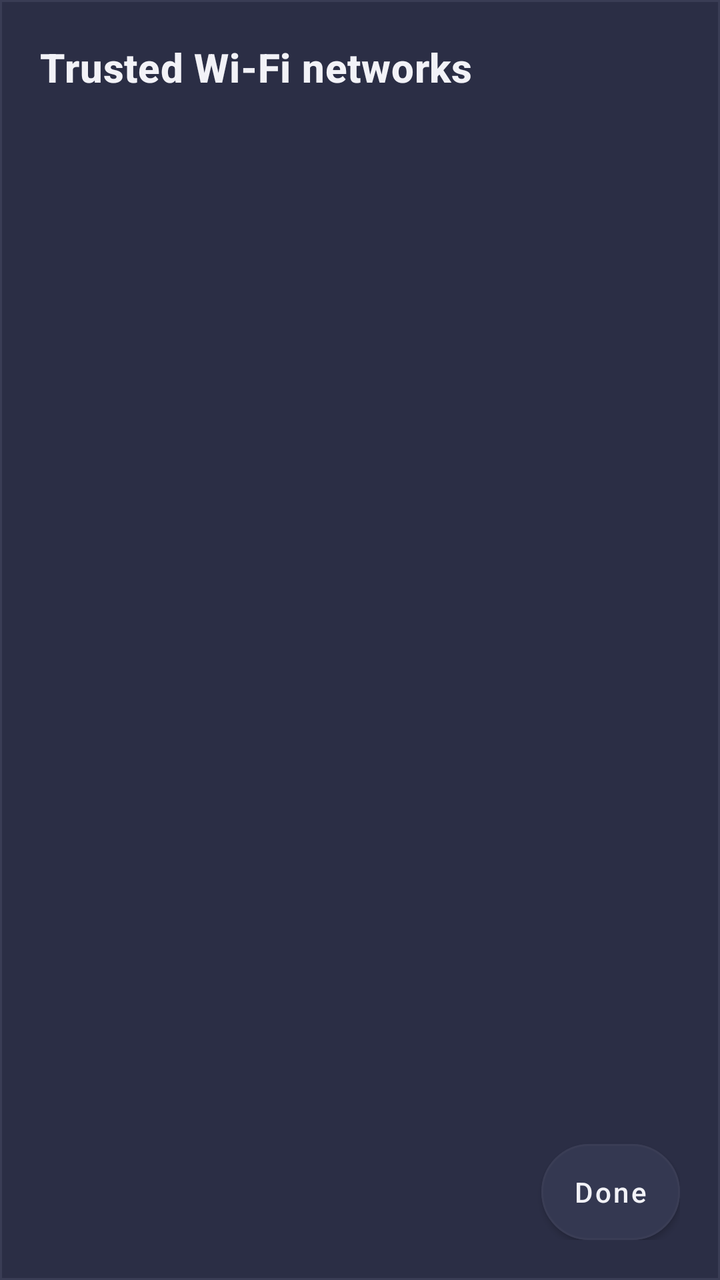
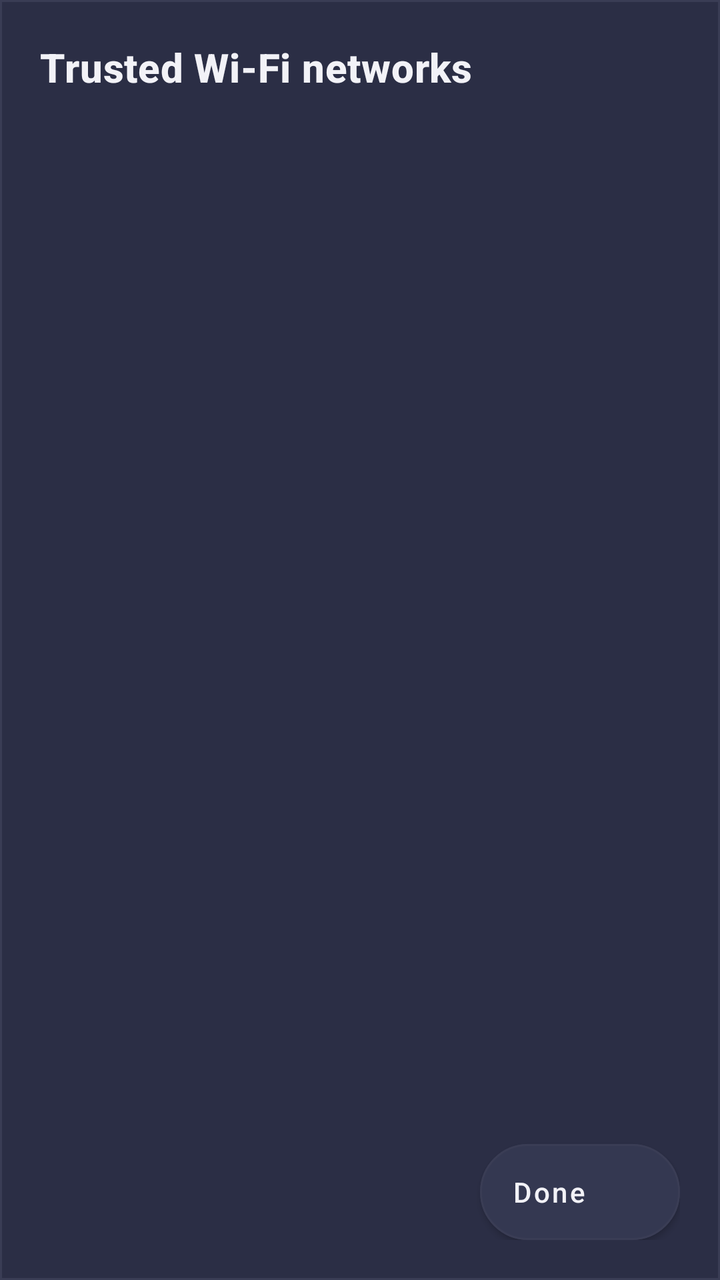

Compare the two renders of this Android layout. The source of the first and the diff that turns it into the second are given below.
<!-- AndroidManifest.xml: application theme Theme.WakeOnLan -->
<!-- res/layout/dialog_trusted_wifi.xml -->
<?xml version="1.0" encoding="utf-8"?>
<androidx.constraintlayout.widget.ConstraintLayout xmlns:android="http://schemas.android.com/apk/res/android"
    xmlns:app="http://schemas.android.com/apk/res-auto"
    android:layout_width="match_parent"
    android:layout_height="wrap_content"
    android:background="@drawable/bg_wifi_dialog"
    android:padding="20dp">

    <TextView
        android:id="@+id/trusted_wifi_title"
        android:layout_width="wrap_content"
        android:layout_height="wrap_content"
        android:text="@string/pref_trusted_ssids_title"
        android:textAppearance="?attr/textAppearanceHeadline6"
        android:textColor="@color/primaryTextColor"
        android:textStyle="bold"
        app:layout_constraintStart_toStartOf="parent"
        app:layout_constraintTop_toTopOf="parent" />

    <androidx.recyclerview.widget.RecyclerView
        android:id="@+id/trusted_wifi_list"
        android:layout_width="match_parent"
        android:layout_height="0dp"
        android:layout_marginTop="16dp"
        android:layout_marginBottom="16dp"
        android:clipToPadding="false"
        app:layout_constrainedHeight="true"
        app:layout_constraintBottom_toTopOf="@id/trusted_wifi_done"
        app:layout_constraintHeight_default="wrap"
        app:layout_constraintHeight_max="400dp"
        app:layout_constraintTop_toBottomOf="@id/trusted_wifi_title" />

    <TextView
        android:id="@+id/trusted_wifi_empty"
        android:layout_width="match_parent"
        android:layout_height="wrap_content"
        android:layout_marginTop="16dp"
        android:text="@string/wifi_scan_empty"
        android:textAppearance="?attr/textAppearanceBody2"
        android:textColor="@color/primaryTextColorMuted"
        android:visibility="gone"
        app:layout_constraintTop_toBottomOf="@id/trusted_wifi_title" />

    <com.google.android.material.button.MaterialButton
        android:id="@+id/trusted_wifi_done"
        style="@style/Widget.App.Button.ActionPill"
        android:layout_width="wrap_content"
        android:layout_height="wrap_content"
        android:text="@string/trusted_wifi_done"
        app:layout_constraintBottom_toBottomOf="parent"
        app:layout_constraintEnd_toEndOf="parent" />
</androidx.constraintlayout.widget.ConstraintLayout>
<!-- resources referenced by this layout -->
<resources>
  <color name="primaryTextColor">#F2F2F7</color>
  <color name="primaryTextColorMuted">#B3B5C8</color>
  <!-- drawable bg_wifi_dialog (drawable) -->
  <?xml version="1.0" encoding="utf-8"?>
  <shape xmlns:android="http://schemas.android.com/apk/res/android" android:shape="rectangle">
      <solid android:color="@color/surfaceColor" />
      <stroke
          android:width="1dp"
          android:color="@color/cardStrokeColor" />
  </shape>
  <string name="pref_trusted_ssids_title">Trusted Wi‑Fi networks</string>
  <string name="trusted_wifi_done">Done</string>
  <string name="wifi_scan_empty">No Wi‑Fi networks detected</string>
  <style name="Widget.App.Button.ActionPill" parent="Widget.MaterialComponents.Button">
          <item name="android:textAllCaps">false</item>
          <item name="android:minWidth">0dp</item>
          <item name="android:minHeight">48dp</item>
          <item name="android:insetTop">0dp</item>
          <item name="android:insetBottom">0dp</item>
          <item name="android:insetLeft">0dp</item>
          <item name="android:insetRight">0dp</item>
          <item name="android:paddingLeft">16dp</item>
          <item name="android:paddingRight">16dp</item>
          <item name="android:textColor">@color/primaryTextColor</item>
          <item name="android:gravity">center_vertical|start</item>
          <item name="android:textAlignment">viewStart</item>
          <item name="android:maxLines">1</item>
          <item name="android:ellipsize">end</item>
          <item name="backgroundTint">@color/surfaceVariantColor</item>
          <item name="cornerRadius">24dp</item>
          <item name="strokeWidth">1dp</item>
          <item name="strokeColor">@color/cardStrokeColor</item>
          <item name="iconGravity">start</item>
          <item name="iconPadding">8dp</item>
          <item name="iconSize">20dp</item>
      </style>
  <style name="Theme.WakeOnLan" parent="Theme.MaterialComponents.DayNight.NoActionBar">
          
          <item name="colorPrimary">@color/primaryColor</item>
          <item name="colorPrimaryDark">@color/primaryDarkColor</item>
          <item name="colorOnPrimary">@color/primaryTextColor</item>
          <item name="colorAccent">@color/secondaryColor</item>
          
          <item name="colorSecondary">@color/secondaryColor</item>
          <item name="colorSecondaryVariant">@color/secondaryVariantColor</item>
          <item name="colorOnSecondary">@color/primaryTextColor</item>
          <item name="colorSurface">@color/surfaceColor</item>
          <item name="colorOnSurface">@color/primaryTextColor</item>
          <item name="android:colorBackground">@color/backgroundColor</item>
          
          <item name="android:windowLightStatusBar">false</item>
          
          <item name="android:windowDrawsSystemBarBackgrounds">true</item>
          <item name="android:statusBarColor">@color/primaryDarkColor</item>
      </style>
  <color name="surfaceColor">#2B2E45</color>
  <color name="cardStrokeColor">#3A3D55</color>
  <color name="surfaceVariantColor">#343851</color>
  <color name="primaryColor">#3A345F</color>
  <color name="primaryDarkColor">#25243A</color>
  <color name="secondaryColor">#4A90E2</color>
  <color name="secondaryVariantColor">#6C63FF</color>
  <color name="backgroundColor">#1B1C29</color>
</resources>

<!-- the commit's change to res/layout/dialog_trusted_wifi.xml (unified diff, before → after) -->
@@ -1,6 +1,7 @@
 <?xml version="1.0" encoding="utf-8"?>
 <androidx.constraintlayout.widget.ConstraintLayout xmlns:android="http://schemas.android.com/apk/res/android"
     xmlns:app="http://schemas.android.com/apk/res-auto"
+    xmlns:tools="http://schemas.android.com/tools"
     android:layout_width="match_parent"
     android:layout_height="wrap_content"
     android:background="@drawable/bg_wifi_dialog"
@@ -44,8 +45,8 @@
     <com.google.android.material.button.MaterialButton
         android:id="@+id/trusted_wifi_done"
         style="@style/Widget.App.Button.ActionPill"
-        android:layout_width="wrap_content"
-        android:layout_height="wrap_content"
+        android:layout_width="100dp"
+        android:layout_height="0dp"
         android:text="@string/trusted_wifi_done"
         app:layout_constraintBottom_toBottomOf="parent"
         app:layout_constraintEnd_toEndOf="parent" />
<!-- resource entries referenced after the edit -->
@@ -53,7 +53,7 @@
           <item name="android:windowLightStatusBar">false</item>
           
           <item name="android:windowDrawsSystemBarBackgrounds">true</item>
-          <item name="android:statusBarColor">@color/primaryDarkColor</item>
+          <item name="android:statusBarColor">@android:color/transparent</item>
       </style>
   <color name="surfaceColor">#2B2E45</color>
   <color name="cardStrokeColor">#3A3D55</color>
